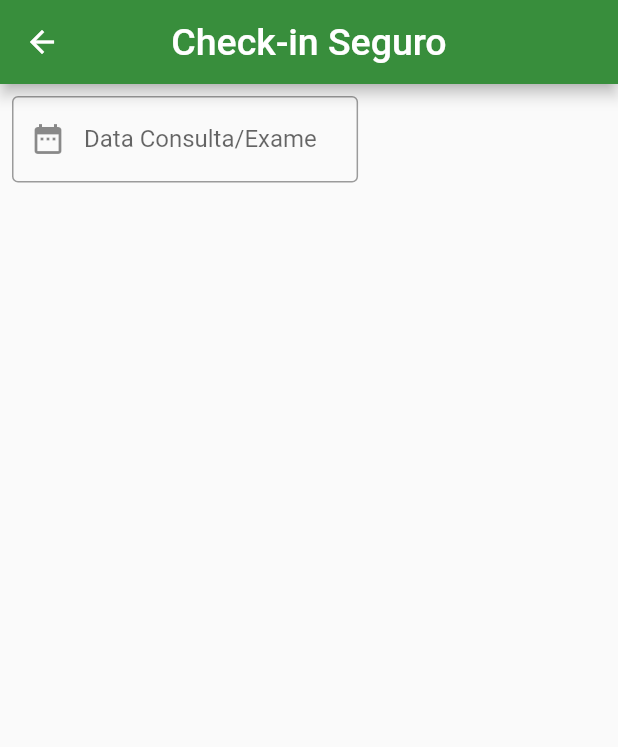
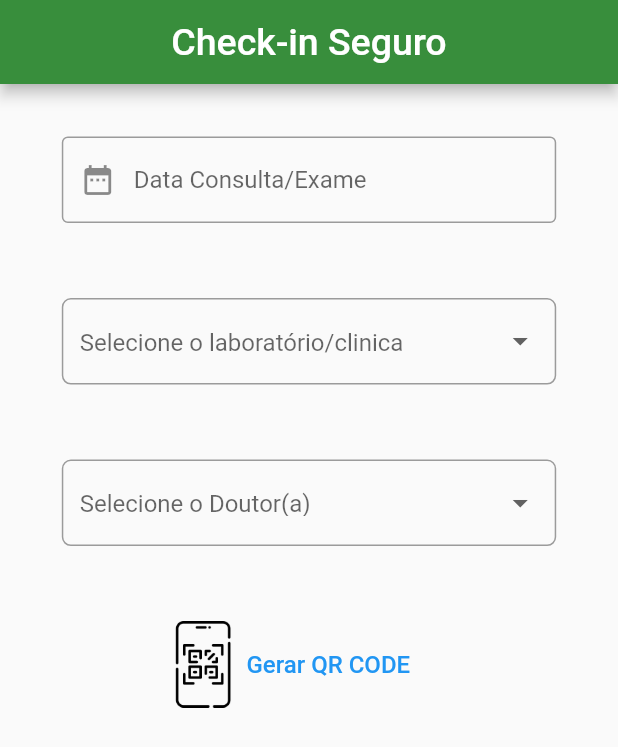
Before and after one commit to alan-pascke/flutter_application, a Flutter app: the HomePage screen opened directly, on a phone screen of 412 x 824 dp. Shown: the top 747 px of the screen. Run offline on Flutter 3.47's test engine with Material 2 defaults, Android fonts, the phone set to English and light mode, and no system bars; our stand-ins replace image_picker, qr_flutter.

Commit message:
criado: - Drop buttons para clinicas/labs e para doutores. - Gerador de Qr code

```diff
--- a/lib/pages/home_page.dart
+++ b/lib/pages/home_page.dart
@@ -1,4 +1,7 @@
 import 'package:flutter/material.dart';
+import 'package:flutter_application/pages/qrcode_page.dart';
+import 'package:flutter_application/pages/widgets/vltsner_doutores.dart';
+import 'package:flutter_application/pages/widgets/vlstner_unidades.dart';
 import 'package:intl/intl.dart';
 
 class HomePage extends StatefulWidget {
@@ -9,10 +12,18 @@ class HomePage extends StatefulWidget {
 }
 
 class _HomePageState extends State<HomePage> {
+  //
+  //
   final _formkey = GlobalKey<FormState>();
+
   TextEditingController data = TextEditingController();
+
   DateTime _date = DateTime.now();
+
   final DateFormat _dateFormat = DateFormat('dd/MM/yyyy');
+
+  final String dataQr = '123456';
+
   Future<void> _selectcDate(BuildContext context) async {
     final DateTime? picked = await showDatePicker(
       context: context,
@@ -43,14 +54,14 @@ class _HomePageState extends State<HomePage> {
         child: Form(
           key: _formkey,
           child: Container(
-            margin: const EdgeInsets.all(8),
+            margin: const EdgeInsets.all(10),
             width: MediaQuery.of(context).size.width,
             height: MediaQuery.of(context).size.height,
             child: Column(
-              crossAxisAlignment: CrossAxisAlignment.start,
               children: [
+                const SizedBox(height: 25),
                 Container(
-                  width: MediaQuery.of(context).size.width * .56,
+                  width: MediaQuery.of(context).size.width * .8,
                   height: MediaQuery.of(context).size.width * .14,
                   child: TextFormField(
                     readOnly: true,
@@ -65,6 +76,47 @@ class _HomePageState extends State<HomePage> {
                     },
                   ),
                 ),
+                const SizedBox(height: 50),
+                Container(
+                  width: MediaQuery.of(context).size.width * .8,
+                  height: MediaQuery.of(context).size.width * .14,
+                  child: dropDBTunidade(context),
+                ),
+                const SizedBox(height: 50),
+                Container(
+                  width: MediaQuery.of(context).size.width * .8,
+                  height: MediaQuery.of(context).size.width * .14,
+                  child: dropDBTdoutores(context),
+                ),
+                const SizedBox(height: 50),
+                Center(
+                  child: SizedBox(
+                    width: MediaQuery.of(context).size.width * .56,
+                    height: MediaQuery.of(context).size.width * .14,
+                    child: OutlinedButton(
+                        style: OutlinedButton.styleFrom(side: BorderSide.none),
+                        child: Row(
+                          children: const [
+                            Image(
+                              image: AssetImage('assets/qr-code.png'),
+                            ),
+                            Text(
+                              'Gerar QR CODE',
+                              style: TextStyle(fontSize: 16),
+                            )
+                          ],
+                        ),
+                        onPressed: () {
+                          Navigator.pop;
+                          Navigator.push(
+                            context,
+                            MaterialPageRoute(
+                              builder: (_) => const QrCodePage(),
+                            ),
+                          );
+                        }),
+                  ),
+                ),
               ],
             ),
           ),
--- a/lib/pages/tela_inicial.dart
+++ b/lib/pages/tela_inicial.dart
@@ -13,8 +13,8 @@ class TelaInicial extends StatefulWidget {
 class _TelaInicialState extends State<TelaInicial> {
   final _formkey = GlobalKey<FormState>();
 
-  late File foto;
-  late File fototemp;
+  File? foto;
+  File? fototemp;
 
   void acessarCamera() async {
     fototemp =
--- /dev/null
+++ b/lib/pages/widgets/vlstner_unidades.dart
@@ -0,0 +1,37 @@
+import 'package:flutter/material.dart';
+
+final dropValue = ValueNotifier('');
+final dropOpcoes = [
+  'Unimed - unidade 1',
+  'Unimed - unidade 2',
+  'Unimed - unidade 3'
+];
+Widget dropDBTunidade(BuildContext context) {
+  return ValueListenableBuilder(
+    valueListenable: dropValue,
+    builder: (BuildContext context, String value, _) {
+      return DropdownButtonFormField(
+        decoration: InputDecoration(
+          border: OutlineInputBorder(
+            borderRadius: BorderRadius.circular(6),
+          ),
+        ),
+        hint: const Text(
+          "Selecione o laboratório/clinica",
+          style: TextStyle(fontSize: 16),
+        ),
+        value: (value.isEmpty) ? null : value,
+        onChanged: (opcaoUnidades) =>
+            dropValue.value = opcaoUnidades.toString(),
+        items: dropOpcoes
+            .map(
+              (op) => DropdownMenuItem(
+                value: op,
+                child: Text(op),
+              ),
+            )
+            .toList(),
+      );
+    },
+  );
+}
--- /dev/null
+++ b/lib/pages/widgets/vltsner_doutores.dart
@@ -0,0 +1,37 @@
+import 'package:flutter/material.dart';
+
+final dropValue = ValueNotifier('');
+final dropOpcoes = [
+  'Dr Flavia Silva',
+  'Dr Alessandro Rodrigues',
+  'Dr Thiago Guimarães'
+];
+Widget dropDBTdoutores(BuildContext context) {
+  return ValueListenableBuilder(
+    valueListenable: dropValue,
+    builder: (BuildContext context, String value, _) {
+      return DropdownButtonFormField(
+        decoration: InputDecoration(
+          border: OutlineInputBorder(
+            borderRadius: BorderRadius.circular(6),
+          ),
+        ),
+        hint: const Text(
+          "Selecione o Doutor(a)",
+          style: TextStyle(fontSize: 16),
+        ),
+        value: (value.isEmpty) ? null : value,
+        onChanged: (opcaoUnidades) =>
+            dropValue.value = opcaoUnidades.toString(),
+        items: dropOpcoes
+            .map(
+              (op) => DropdownMenuItem(
+                value: op,
+                child: Text(op),
+              ),
+            )
+            .toList(),
+      );
+    },
+  );
+}
```
Also changed, not shown: lib/main.dart (+3 -4 lines), lib/pages/qrcode_page.dart (added, +33 -0 lines), lib/pages/widgets/gerar_qrcode.dart (added, +11 -0 lines), assets/qr-code.png (added).
